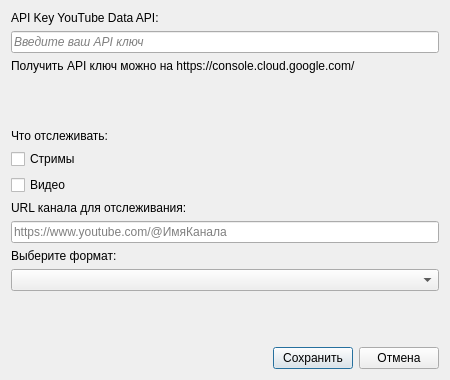
Before: the Qt Designer form ui/monitoringsettings.ui in ivan-an/YouStealD, drawn with Qt 5.
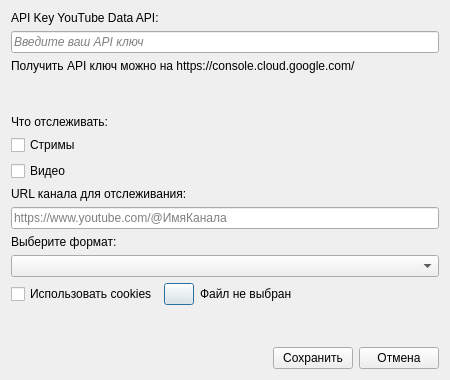
After: the same form once the commit is applied. Icons and pictures are not drawn.

Commit message: Update monitoring settings UI layout and components

```diff
--- a/ui/monitoringsettings.ui
+++ b/ui/monitoringsettings.ui
@@ -145,6 +145,66 @@
     <item>
      <widget class="QComboBox" name="formatComboBox"/>
     </item>
+   <item>
+    <layout class="QHBoxLayout" name="cookiesLayout">
+     <item>
+      <widget class="QCheckBox" name="useCookiesCheckBox">
+       <property name="text">
+        <string>Использовать cookies</string>
+       </property>
+       <property name="checkable">
+        <bool>true</bool>
+       </property>
+       <property name="checked">
+        <bool>false</bool>
+       </property>
+      </widget>
+     </item>
+     <item>
+      <widget class="QPushButton" name="selectCookiesBtn">
+       <property name="maximumSize">
+        <size>
+         <width>30</width>
+         <height>30</height>
+        </size>
+       </property>
+       <property name="toolTip">
+        <string>Выбрать файл cookies</string>
+       </property>
+       <property name="text">
+        <string/>
+       </property>
+       <property name="icon">
+        <iconset resource="icons.qrc">
+         <normaloff>:/icons/download.png</normaloff>:/icons/download.png</iconset>
+       </property>
+      </widget>
+     </item>
+     <item>
+      <widget class="QLabel" name="cookiesFileLabel">
+       <property name="text">
+        <string>Файл не выбран</string>
+       </property>
+       <property name="textInteractionFlags">
+        <set>Qt::TextInteractionFlag::TextSelectableByMouse</set>
+       </property>
+      </widget>
+     </item>
+     <item>
+      <spacer name="horizontalSpacer_2">
+       <property name="orientation">
+        <enum>Qt::Orientation::Horizontal</enum>
+       </property>
+       <property name="sizeHint" stdset="0">
+        <size>
+         <width>40</width>
+         <height>20</height>
+        </size>
+       </property>
+      </spacer>
+     </item>
+    </layout>
+   </item>
     <item>
      <spacer name="verticalSpacer">
       <property name="orientation">
```
Left out of the diff: 4 changed lines with no effect on the pictures. Lines whose indentation alone changed are shown as unchanged.
